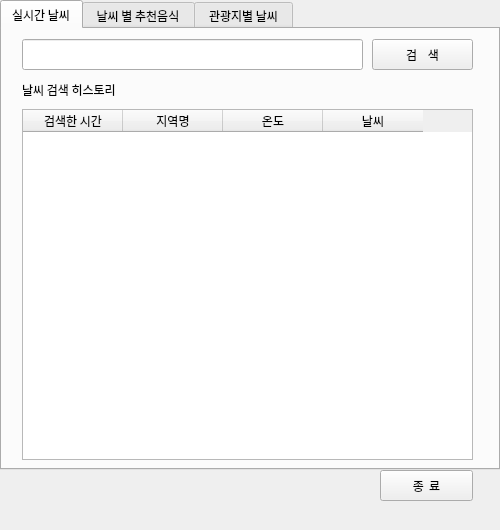
Before: the Qt Designer form app.ui in styughjvbn/CollegeClass_Weather_forecast_project, drawn with Qt 5.
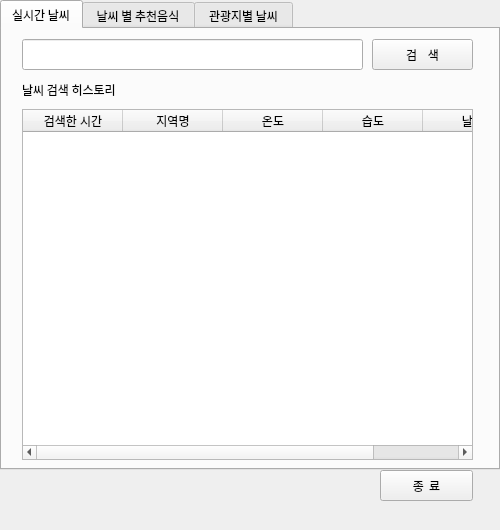
After: the same form once the commit is applied.

The edit to the form file:
```diff
--- a/app.ui
+++ b/app.ui
@@ -138,6 +138,11 @@
         <string>온도</string>
        </property>
       </column>
+      <column>
+       <property name="text">
+        <string>습도</string>
+       </property>
+      </column>
       <column>
        <property name="text">
         <string>날씨</string>
```
